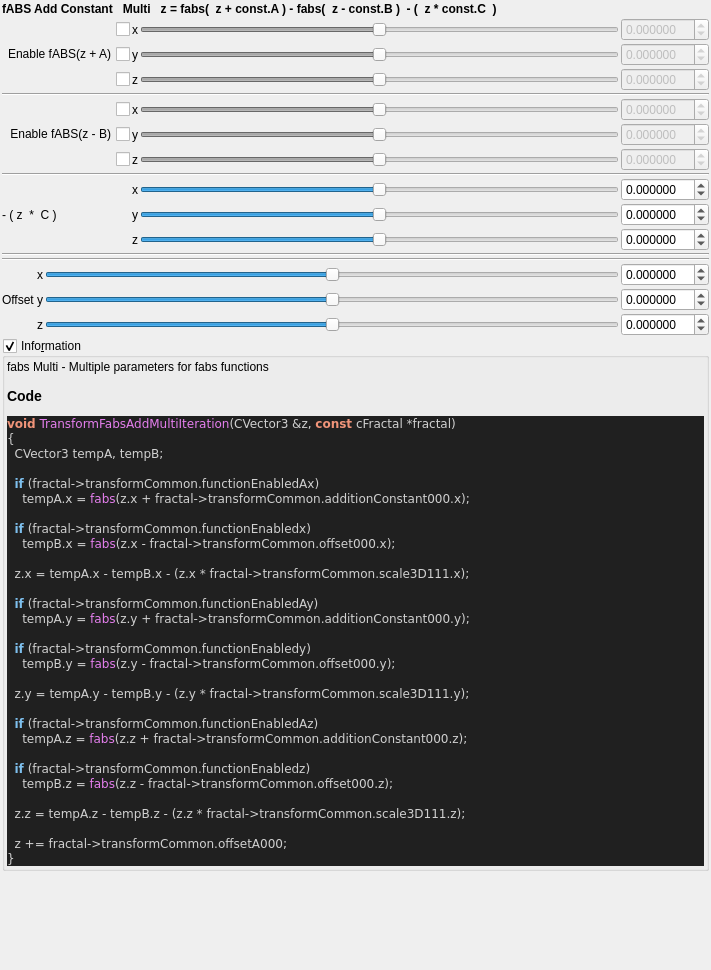
Qt form mandelbulber2/qt_data/fractal_transf_fabs_add_multi.ui (buddhi1980/mandelbulber2) before a commit.
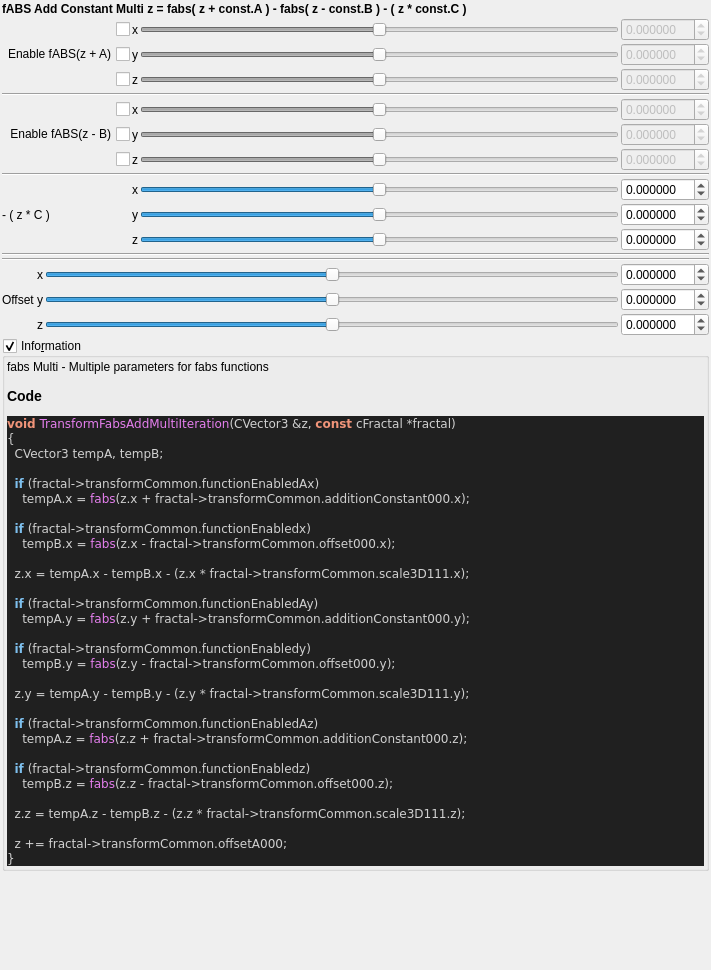
The same form after that commit. Custom widgets are drawn as their Qt base class.

Patch:
```diff
--- a/mandelbulber2/qt_data/fractal_transf_fabs_add_multi.ui
+++ b/mandelbulber2/qt_data/fractal_transf_fabs_add_multi.ui
@@ -38,7 +38,7 @@
       </font>
      </property>
      <property name="text">
-      <string>fABS Add Constant   Multi   z = fabs(  z + const.A ) - fabs(  z - const.B )  - (  z * const.C  )</string>
+      <string>fABS Add Constant Multi z = fabs( z + const.A ) - fabs( z - const.B ) - ( z * const.C )</string>
      </property>
     </widget>
    </item>
@@ -366,7 +366,7 @@
      <item row="10" column="0">
       <widget class="QLabel" name="label">
        <property name="text">
-        <string>- ( z  *  C )</string>
+        <string>- ( z * C )</string>
        </property>
       </widget>
      </item>
```
